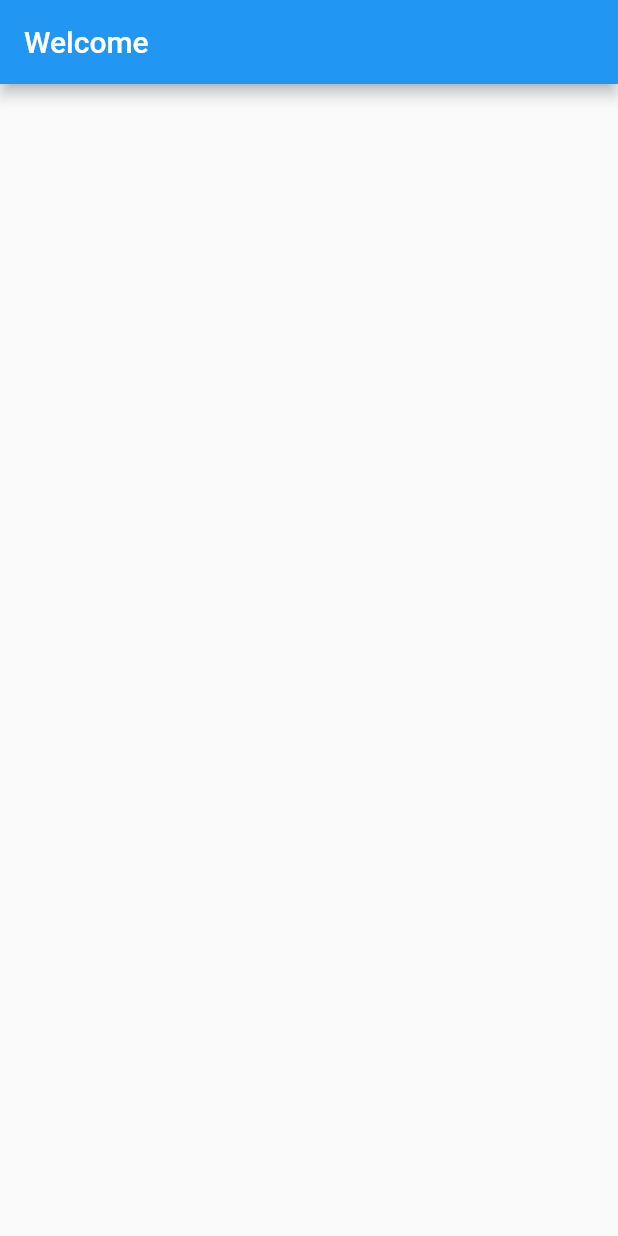
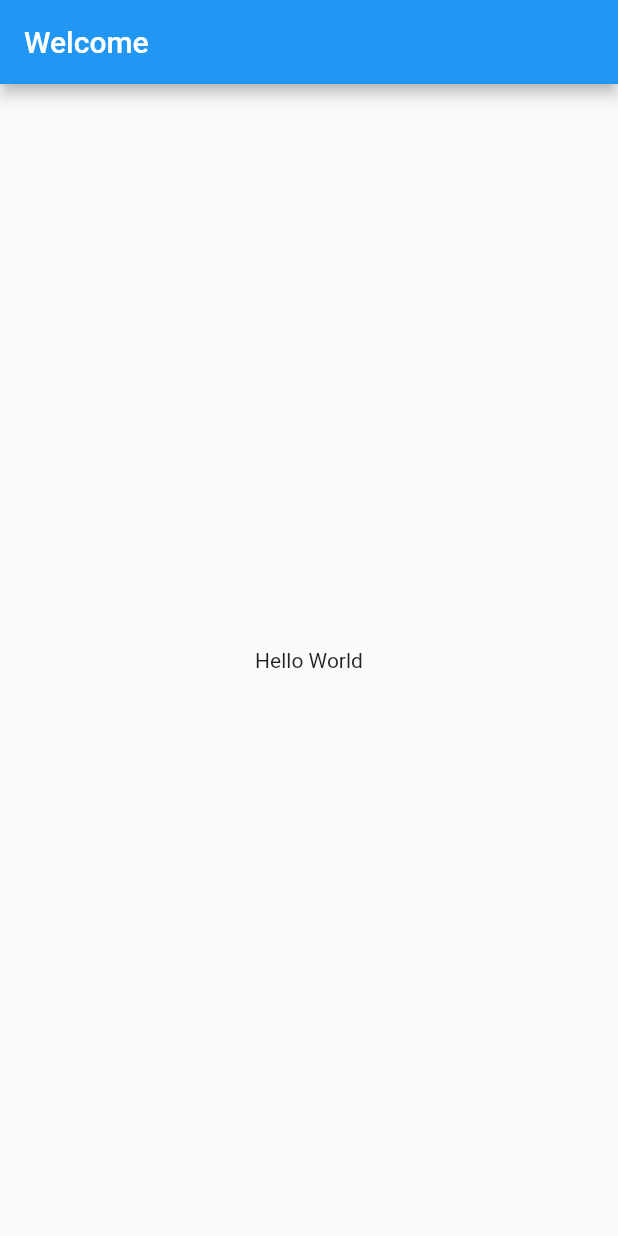
Before and after one commit to najmulmyself/learning_flutter, a Flutter app: the screen it shows after launch, on a phone screen of 412 x 824 dp. Run offline on Flutter 3.47's test engine with Material 2 defaults, Android fonts, the phone set to English and light mode, and no system bars.

Commit message:
hello world printed

```diff
--- a/lib/main.dart
+++ b/lib/main.dart
@@ -10,10 +10,12 @@ class MyApp extends StatelessWidget {
   @override
   Widget build(BuildContext context) {
     return MaterialApp(
+      debugShowCheckedModeBanner: false,
       home: Scaffold(
         appBar: AppBar(
           title: Text("Welcome"),
         ),
+        body: Center(child: Text("Hello World"),),
       ),
     );
   }
```
